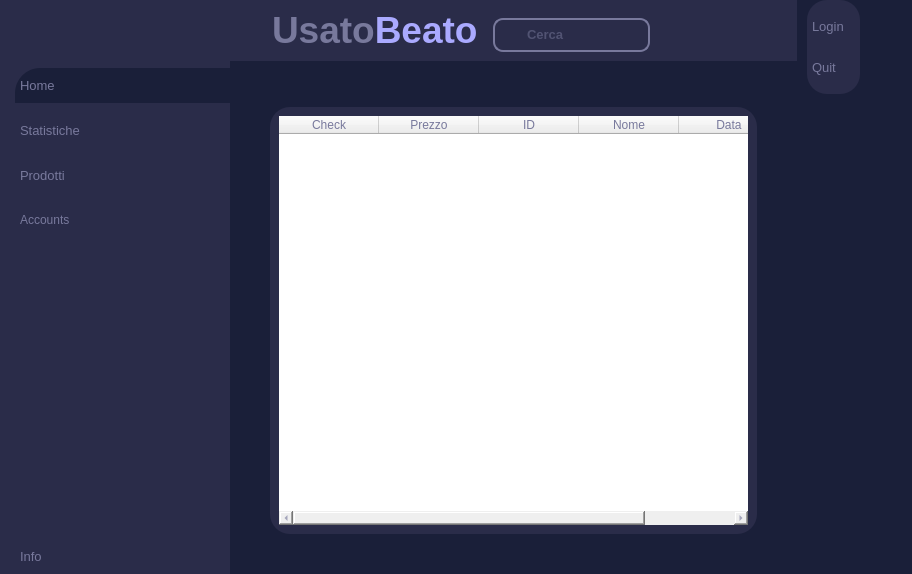
The window that NegozioDelUsatoPython/GUI USATOBEATO/interface_definitiva.ui (LeonUrsu/NegozioDellUsato-ExamIS) describes before a commit, drawn with Qt 5.
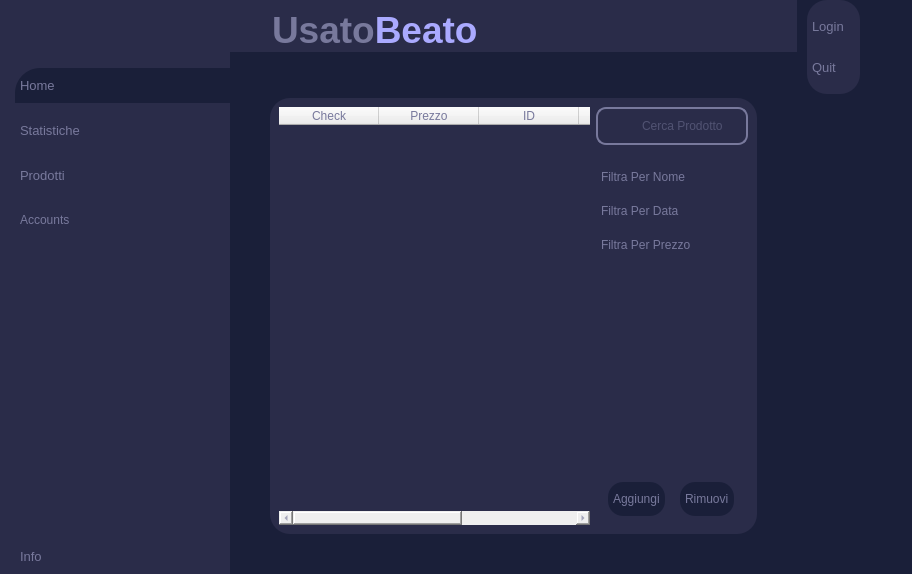
The same window after the commit. Icons and pictures are not drawn. Custom widgets are drawn as their Qt base class.

Diff of the .ui file:
```diff
--- a/NegozioDelUsatoPython/GUI USATOBEATO/interface_definitiva.ui
+++ b/NegozioDelUsatoPython/GUI USATOBEATO/interface_definitiva.ui
@@ -93,6 +93,10 @@
 	border: solid;
 	border-radius: 20px;
 }
+QTableWidget{
+	background-color:#2a2c49;
+	border: solid;
+}
 </string>
    </property>
    <layout class="QHBoxLayout" name="horizontalLayout">
@@ -438,74 +442,7 @@
           </item>
           <item alignment="Qt::AlignHCenter|Qt::AlignTop">
            <widget class="QWidget" name="widget_2" native="true">
-            <layout class="QHBoxLayout" name="horizontalLayout_4">
-             <item alignment="Qt::AlignTop">
-              <widget class="QFrame" name="searchFrame">
-               <property name="frameShape">
-                <enum>QFrame::StyledPanel</enum>
-               </property>
-               <property name="frameShadow">
-                <enum>QFrame::Raised</enum>
-               </property>
-               <layout class="QHBoxLayout" name="horizontalLayout_5">
-                <property name="spacing">
-                 <number>0</number>
-                </property>
-                <property name="leftMargin">
-                 <number>0</number>
-                </property>
-                <property name="topMargin">
-                 <number>0</number>
-                </property>
-                <property name="rightMargin">
-                 <number>0</number>
-                </property>
-                <property name="bottomMargin">
-                 <number>0</number>
-                </property>
-                <item>
-                 <widget class="QLabel" name="label_2">
-                  <property name="minimumSize">
-                   <size>
-                    <width>30</width>
-                    <height>30</height>
-                   </size>
-                  </property>
-                  <property name="maximumSize">
-                   <size>
-                    <width>30</width>
-                    <height>30</height>
-                   </size>
-                  </property>
-                  <property name="text">
-                   <string/>
-                  </property>
-                  <property name="pixmap">
-                   <pixmap resource="resources.qrc">:/purpleIcons/assets/#78799c(purple) icons/search.svg</pixmap>
-                  </property>
-                  <property name="scaledContents">
-                   <bool>true</bool>
-                  </property>
-                 </widget>
-                </item>
-                <item>
-                 <widget class="QLineEdit" name="lineEdit">
-                  <property name="font">
-                   <font>
-                    <pointsize>10</pointsize>
-                    <weight>75</weight>
-                    <bold>true</bold>
-                   </font>
-                  </property>
-                  <property name="placeholderText">
-                   <string>Cerca</string>
-                  </property>
-                 </widget>
-                </item>
-               </layout>
-              </widget>
-             </item>
-            </layout>
+            <layout class="QHBoxLayout" name="horizontalLayout_4"/>
            </widget>
           </item>
           <item alignment="Qt::AlignRight|Qt::AlignTop">
@@ -632,7 +569,7 @@
              </widget>
             </widget>
             <widget class="QWidget" name="prodotti">
-             <layout class="QVBoxLayout" name="verticalLayout_9">
+             <layout class="QHBoxLayout" name="horizontalLayout_7">
               <item>
                <widget class="QTableWidget" name="tableWidget">
                 <column>
@@ -662,6 +599,287 @@
                 </column>
                </widget>
               </item>
+              <item>
+               <widget class="QFrame" name="frame">
+                <property name="sizePolicy">
+                 <sizepolicy hsizetype="Preferred" vsizetype="Preferred">
+                  <horstretch>0</horstretch>
+                  <verstretch>0</verstretch>
+                 </sizepolicy>
+                </property>
+                <property name="minimumSize">
+                 <size>
+                  <width>100</width>
+                  <height>0</height>
+                 </size>
+                </property>
+                <property name="frameShape">
+                 <enum>QFrame::StyledPanel</enum>
+                </property>
+                <property name="frameShadow">
+                 <enum>QFrame::Raised</enum>
+                </property>
+                <layout class="QVBoxLayout" name="verticalLayout_9">
+                 <property name="spacing">
+                  <number>0</number>
+                 </property>
+                 <property name="leftMargin">
+                  <number>0</number>
+                 </property>
+                 <property name="topMargin">
+                  <number>0</number>
+                 </property>
+                 <property name="rightMargin">
+                  <number>0</number>
+                 </property>
+                 <property name="bottomMargin">
+                  <number>0</number>
+                 </property>
+                 <item alignment="Qt::AlignHCenter">
+                  <widget class="QFrame" name="searchFrame">
+                   <property name="maximumSize">
+                    <size>
+                     <width>200</width>
+                     <height>16777215</height>
+                    </size>
+                   </property>
+                   <property name="font">
+                    <font>
+                     <stylestrategy>PreferDefault</stylestrategy>
+                    </font>
+                   </property>
+                   <property name="cursor">
+                    <cursorShape>IBeamCursor</cursorShape>
+                   </property>
+                   <property name="focusPolicy">
+                    <enum>Qt::NoFocus</enum>
+                   </property>
+                   <property name="contextMenuPolicy">
+                    <enum>Qt::CustomContextMenu</enum>
+                   </property>
+                   <property name="toolTip">
+                    <string/>
+                   </property>
+                   <property name="whatsThis">
+                    <string/>
+                   </property>
+                   <property name="accessibleName">
+                    <string/>
+                   </property>
+                   <property name="accessibleDescription">
+                    <string/>
+                   </property>
+                   <property name="frameShape">
+                    <enum>QFrame::StyledPanel</enum>
+                   </property>
+                   <property name="frameShadow">
+                    <enum>QFrame::Raised</enum>
+                   </property>
+                   <layout class="QHBoxLayout" name="horizontalLayout_8">
+                    <property name="spacing">
+                     <number>0</number>
+                    </property>
+                    <property name="leftMargin">
+                     <number>0</number>
+                    </property>
+                    <property name="topMargin">
+                     <number>0</number>
+                    </property>
+                    <property name="rightMargin">
+                     <number>0</number>
+                    </property>
+                    <property name="bottomMargin">
+                     <number>0</number>
+                    </property>
+                    <item>
+                     <widget class="QPushButton" name="pushButton_6">
+                      <property name="text">
+                       <string/>
+                      </property>
+                      <property name="icon">
+                       <iconset resource="resources.qrc">
+                        <normaloff>:/purpleIcons/assets/#78799c(purple) icons/search.svg</normaloff>:/purpleIcons/assets/#78799c(purple) icons/search.svg</iconset>
+                      </property>
+                     </widget>
+                    </item>
+                    <item>
+                     <widget class="QLineEdit" name="search_le">
+                      <property name="inputMask">
+                       <string/>
+                      </property>
+                      <property name="text">
+                       <string/>
+                      </property>
+                      <property name="placeholderText">
+                       <string>Cerca Prodotto</string>
+                      </property>
+                     </widget>
+                    </item>
+                   </layout>
+                  </widget>
+                 </item>
+                 <item>
+                  <widget class="QFrame" name="frame_4">
+                   <property name="sizePolicy">
+                    <sizepolicy hsizetype="Preferred" vsizetype="Expanding">
+                     <horstretch>0</horstretch>
+                     <verstretch>0</verstretch>
+                    </sizepolicy>
+                   </property>
+                   <property name="frameShape">
+                    <enum>QFrame::StyledPanel</enum>
+                   </property>
+                   <property name="frameShadow">
+                    <enum>QFrame::Raised</enum>
+                   </property>
+                   <layout class="QVBoxLayout" name="verticalLayout_10">
+                    <property name="spacing">
+                     <number>0</number>
+                    </property>
+                    <property name="leftMargin">
+                     <number>0</number>
+                    </property>
+                    <property name="topMargin">
+                     <number>0</number>
+                    </property>
+                    <property name="rightMargin">
+                     <number>0</number>
+                    </property>
+                    <property name="bottomMargin">
+                     <number>0</number>
+                    </property>
+                    <item alignment="Qt::AlignTop">
+                     <widget class="QFrame" name="frame_7">
+                      <property name="frameShape">
+                       <enum>QFrame::StyledPanel</enum>
+                      </property>
+                      <property name="frameShadow">
+                       <enum>QFrame::Raised</enum>
+                      </property>
+                      <layout class="QVBoxLayout" name="verticalLayout_11">
+                       <property name="spacing">
+                        <number>0</number>
+                       </property>
+                       <property name="leftMargin">
+                        <number>0</number>
+                       </property>
+                       <property name="topMargin">
+                        <number>15</number>
+                       </property>
+                       <property name="rightMargin">
+                        <number>0</number>
+                       </property>
+                       <property name="bottomMargin">
+                        <number>0</number>
+                       </property>
+                       <item>
+                        <widget class="QPushButton" name="pushButton_5">
+                         <property name="text">
+                          <string>Filtra Per Nome</string>
+                         </property>
+                         <property name="icon">
+                          <iconset resource="resources.qrc">
+                           <normaloff>:/purpleIcons/assets/#78799c(purple) icons/filter.svg</normaloff>:/purpleIcons/assets/#78799c(purple) icons/filter.svg</iconset>
+                         </property>
+                        </widget>
+                       </item>
+                       <item>
+                        <widget class="QPushButton" name="pushButton_4">
+                         <property name="text">
+                          <string>Filtra Per Data</string>
+                         </property>
+                         <property name="icon">
+                          <iconset resource="resources.qrc">
+                           <normaloff>:/purpleIcons/assets/#78799c(purple) icons/filter.svg</normaloff>:/purpleIcons/assets/#78799c(purple) icons/filter.svg</iconset>
+                         </property>
+                        </widget>
+                       </item>
+                       <item>
+                        <widget class="QPushButton" name="pushButton_2">
+                         <property name="text">
+                          <string>Filtra Per Prezzo</string>
+                         </property>
+                         <property name="icon">
+                          <iconset resource="resources.qrc">
+                           <normaloff>:/purpleIcons/assets/#78799c(purple) icons/filter.svg</normaloff>:/purpleIcons/assets/#78799c(purple) icons/filter.svg</iconset>
+                         </property>
+                        </widget>
+                       </item>
+                      </layout>
+                     </widget>
+                    </item>
+                   </layout>
+                  </widget>
+                 </item>
+                 <item alignment="Qt::AlignTop">
+                  <widget class="QFrame" name="frame_salva_rimuovi">
+                   <property name="sizePolicy">
+                    <sizepolicy hsizetype="Preferred" vsizetype="Expanding">
+                     <horstretch>0</horstretch>
+                     <verstretch>0</verstretch>
+                    </sizepolicy>
+                   </property>
+                   <property name="minimumSize">
+                    <size>
+                     <width>0</width>
+                     <height>30</height>
+                    </size>
+                   </property>
+                   <property name="styleSheet">
+                    <string notr="true">QPushButton{
+	color:#78799c;
+	background-color:#1a1f39;
+	border-radius: 15px;
+	padding : 10px 5px;
+	text-align:left;
+	padding : 10px 5px;
+	text-align:left;
+	color:#78799c;
+	font: 10pt &quot;Leelawadee UI&quot;;
+}
+</string>
+                   </property>
+                   <property name="frameShape">
+                    <enum>QFrame::StyledPanel</enum>
+                   </property>
+                   <property name="frameShadow">
+                    <enum>QFrame::Raised</enum>
+                   </property>
+                   <layout class="QHBoxLayout" name="horizontalLayout_5">
+                    <item alignment="Qt::AlignHCenter">
+                     <widget class="QPushButton" name="aggiungiBtn">
+                      <property name="cursor">
+                       <cursorShape>PointingHandCursor</cursorShape>
+                      </property>
+                      <property name="text">
+                       <string>Aggiungi</string>
+                      </property>
+                      <property name="icon">
+                       <iconset resource="resources.qrc">
+                        <normaloff>:/purpleIcons/assets/#78799c(purple) icons/plus.svg</normaloff>:/purpleIcons/assets/#78799c(purple) icons/plus.svg</iconset>
+                      </property>
+                     </widget>
+                    </item>
+                    <item alignment="Qt::AlignHCenter">
+                     <widget class="QPushButton" name="rimuoviBtn">
+                      <property name="cursor">
+                       <cursorShape>PointingHandCursor</cursorShape>
+                      </property>
+                      <property name="text">
+                       <string>Rimuovi</string>
+                      </property>
+                      <property name="icon">
+                       <iconset resource="resources.qrc">
+                        <normaloff>:/purpleIcons/assets/#78799c(purple) icons/minus.svg</normaloff>:/purpleIcons/assets/#78799c(purple) icons/minus.svg</iconset>
+                      </property>
+                     </widget>
+                    </item>
+                   </layout>
+                  </widget>
+                 </item>
+                </layout>
+               </widget>
+              </item>
              </layout>
             </widget>
            </widget>
```
Left out of the diff: 24 changed lines with no effect on the pictures.
